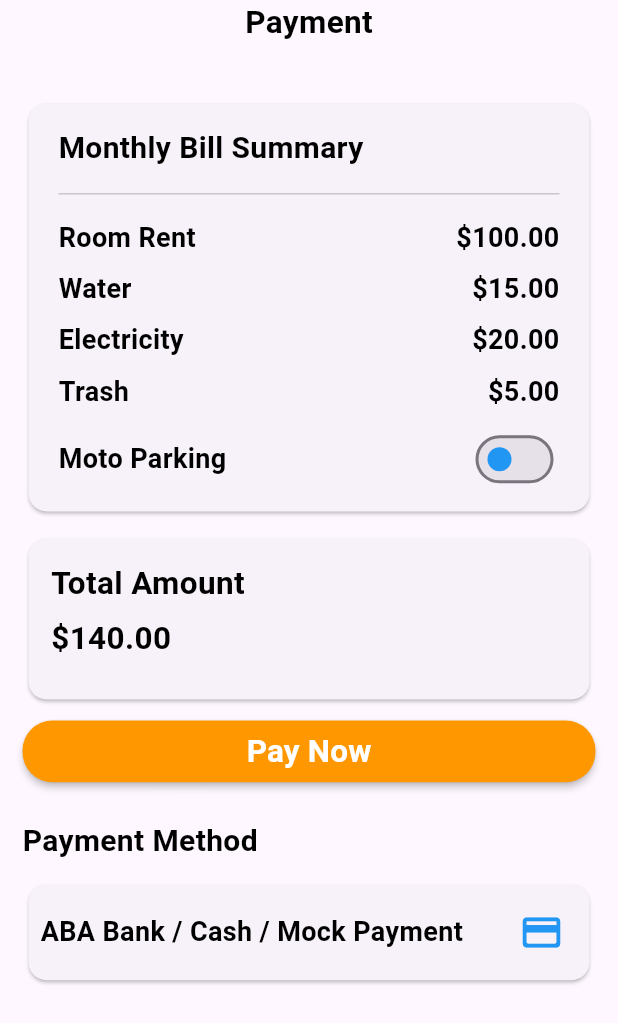
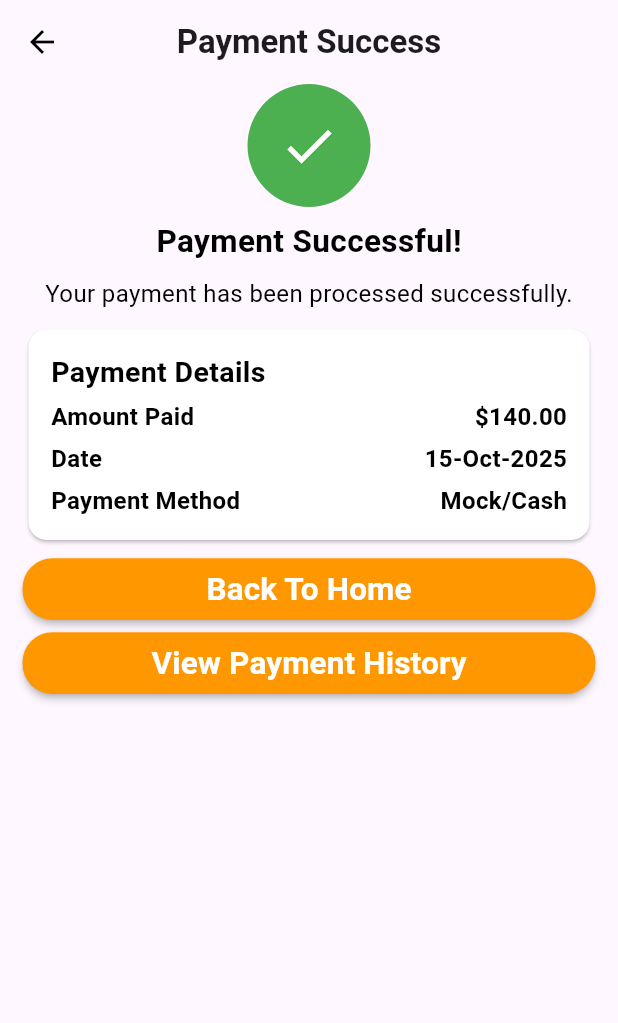
Before and after one commit to SaTya-Dev082/Tenant_app_rupp, a Flutter app: the PaymentScreen screen opened by its route, after a tap on "Pay Now", on a phone screen of 412 x 824 dp. Shown: the top 1023 px of the screen. Run offline on Flutter 3.47's test engine with Material 3 defaults, Android fonts, the phone set to English and light mode, and no system bars; our stand-ins replace get, get_storage, shared_preferences; accounts and stored records are empty; network calls fail.

Commit message:
completed payment success_screen only ui

```diff
--- a/lib/view/main_screen/widgets/main_widgets/body_payment_screen.dart
+++ b/lib/view/main_screen/widgets/main_widgets/body_payment_screen.dart
@@ -2,6 +2,7 @@ import 'package:flutter/material.dart';
 import 'package:get/get.dart';
 import 'package:get_storage/get_storage.dart';
 import 'package:tenant_app/controller/home_controller.dart';
+import 'package:tenant_app/view/main_screen/widgets/sub_widgets/sub_payment_screen/payment_success_screen.dart';
 
 final box = GetStorage();
 final controller = Get.find<HomeController>();
@@ -128,7 +129,9 @@ class buildBodyPaymentScreen extends StatelessWidget {
                         shape: RoundedRectangleBorder(
                           borderRadius: BorderRadius.circular(20),
                         ),
-                        onPressed: () {},
+                        onPressed: () {
+                          Get.to(PaymentSuccessScreen());
+                        },
                         textColor: Colors.white,
                         color: Colors.orange,
                         child: Text(
--- /dev/null
+++ b/lib/view/main_screen/widgets/sub_widgets/sub_payment_screen/build_payment_success.dart
@@ -0,0 +1,148 @@
+import 'package:flutter/cupertino.dart';
+import 'package:flutter/material.dart';
+import 'package:get_storage/get_storage.dart';
+import 'package:get/get.dart';
+import 'package:tenant_app/view/main_screen/screens/home_screen.dart';
+import 'package:tenant_app/view/main_screen/screens/main_screen.dart';
+import 'package:tenant_app/view/main_screen/widgets/sub_widgets/sub_home_screen/payment_history.dart';
+
+final box = GetStorage();
+Widget buildPaymentSuccess() {
+  var color = box.read("theme") == "dark" ? Colors.white : Colors.black;
+  var bgColor =
+      box.read("theme") != "dark" ? Color(0XFFFFFFFF) : Color(0XFF282727);
+  return Padding(
+    padding: const EdgeInsets.symmetric(horizontal: 15),
+    child: Column(
+      spacing: 8.2,
+      children: [
+        Container(
+          height: 82,
+          width: 82,
+          decoration: BoxDecoration(
+            color: Colors.green,
+            borderRadius: BorderRadius.circular(80),
+          ),
+          child: Center(child: Icon(Icons.done, size: 40, color: Colors.white)),
+        ),
+        Text(
+          "Payment Successful!",
+          style: TextStyle(
+            fontSize: 21,
+            color: color,
+            fontWeight: FontWeight.bold,
+          ),
+        ),
+        Text(
+          "Your payment has been processed successfully.",
+          style: TextStyle(fontSize: 16, color: color),
+        ),
+        SizedBox(
+          height: Get.height * 0.18,
+          child: Card(
+            color: bgColor,
+            child: Padding(
+              padding: const EdgeInsets.all(15.0),
+              child: Column(
+                spacing: 5,
+                crossAxisAlignment: CrossAxisAlignment.start,
+                children: [
+                  Text(
+                    "Payment Details",
+                    style: TextStyle(
+                      fontSize: 19,
+                      color: color,
+                      fontWeight: FontWeight.bold,
+                    ),
+                  ),
+                  _buildRow(title: "Amount Paid", price: 140),
+                  _buildType(title: "Date", type: "15-Oct-2025"),
+                  _buildType(title: "Payment Method", type: "Mock/Cash"),
+                ],
+              ),
+            ),
+          ),
+        ),
+        buildButton(
+          title: "Back To Home",
+          onTap: () {
+            Get.to(MainScreen());
+          },
+        ),
+        buildButton(
+          title: "View Payment History",
+          onTap: () {
+            Get.to(PaymentHistoryScreen());
+          },
+        ),
+      ],
+    ),
+  );
+}
+
+Widget buildButton({required String title, required Function() onTap}) {
+  return SizedBox(
+    height: Get.height * 0.05,
+    width: double.infinity,
+    child: MaterialButton(
+      shape: RoundedRectangleBorder(borderRadius: BorderRadius.circular(20)),
+      onPressed: onTap,
+      textColor: Colors.white,
+      color: Colors.orange,
+      child: Text(
+        title,
+        style: TextStyle(fontSize: 21, fontWeight: FontWeight.bold),
+      ),
+    ),
+  );
+}
+
+Widget _buildRow({required String title, required double price}) {
+  var color = box.read("theme") == "dark" ? Colors.white : Colors.black;
+  return Row(
+    mainAxisAlignment: MainAxisAlignment.spaceBetween,
+    children: [
+      Text(
+        title,
+        style: TextStyle(
+          fontSize: 16,
+          fontWeight: FontWeight.bold,
+          color: color,
+        ),
+      ),
+      Text(
+        "\$${price.toStringAsFixed(2)}",
+        style: TextStyle(
+          fontSize: 16,
+          fontWeight: FontWeight.bold,
+          color: color,
+        ),
+      ),
+    ],
+  );
+}
+
+Widget _buildType({required String title, required String type}) {
+  var color = box.read("theme") == "dark" ? Colors.white : Colors.black;
+  return Row(
+    mainAxisAlignment: MainAxisAlignment.spaceBetween,
+    children: [
+      Text(
+        title,
+        style: TextStyle(
+          fontSize: 16,
+          fontWeight: FontWeight.bold,
+          color: color,
+        ),
+      ),
+      Text(
+        type,
+        style: TextStyle(
+          fontSize: 16,
+          fontWeight: FontWeight.bold,
+          color: color,
+        ),
+      ),
+    ],
+  );
+}
--- /dev/null
+++ b/lib/view/main_screen/widgets/sub_widgets/sub_payment_screen/payment_success_screen.dart
@@ -0,0 +1,27 @@
+import 'package:flutter/material.dart';
+import 'package:get/get.dart';
+import 'package:tenant_app/view/main_screen/widgets/sub_widgets/sub_payment_screen/build_payment_success.dart';
+
+class PaymentSuccessScreen extends StatelessWidget {
+  const PaymentSuccessScreen({super.key});
+
+  @override
+  Widget build(BuildContext context) {
+    return Scaffold(
+      appBar: AppBar(
+        title: Text(
+          "Payment Success",
+          style: TextStyle(fontWeight: FontWeight.bold),
+        ),
+        centerTitle: true,
+        leading: IconButton(
+          onPressed: () {
+            Get.back();
+          },
+          icon: Icon(Icons.arrow_back_outlined, color: Colors.black),
+        ),
+      ),
+      body: Center(child: buildPaymentSuccess()),
+    );
+  }
+}
```
